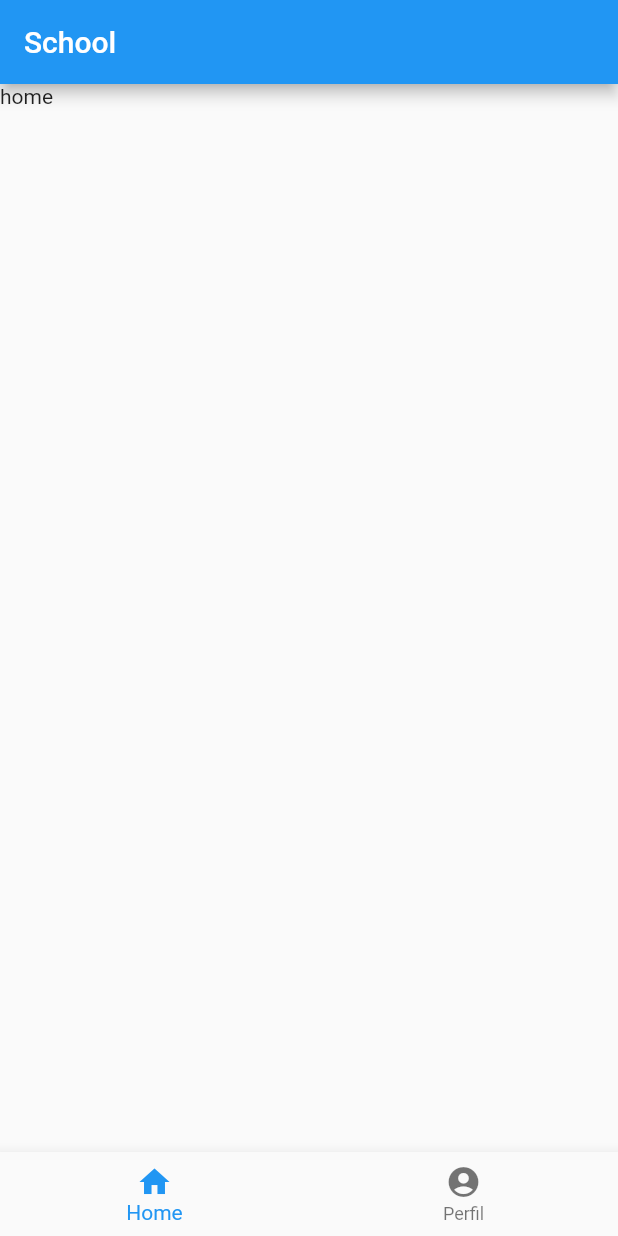
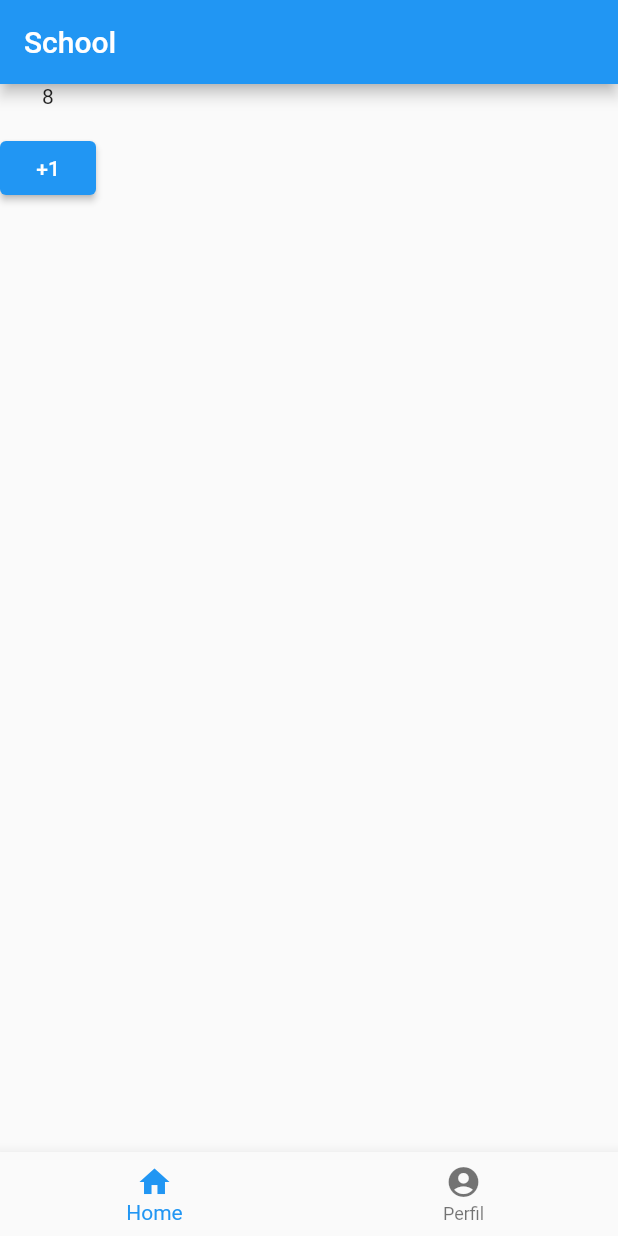
Before and after one commit to AndersonSantanaMjv/shcool, a Flutter app: the screen it shows after launch, on a phone screen of 412 x 824 dp. Run offline on Flutter 3.47's test engine with Material 2 defaults, Android fonts, the phone set to English and light mode, and no system bars.

Commit message:
commit dia 14 06

```diff
--- a/lib/app_widget.dart
+++ b/lib/app_widget.dart
@@ -1,8 +1,5 @@
 import 'package:flutter/material.dart';
 import 'package:shcool/pages/home/home_page.dart';
-
-import 'components/icon_button_compoment.dart';
-import 'components/spacer_component.dart';
 
 class MyApp extends StatelessWidget {
   const MyApp({super.key});
--- /dev/null
+++ b/lib/pages/home/abas/afazeres_tab.dart
@@ -0,0 +1,44 @@
+import 'dart:developer';
+
+import 'package:flutter/material.dart';
+import 'package:shcool/components/spacer_component.dart';
+
+class AfazeresTab extends StatefulWidget {
+  final int valorInicial;
+
+  const AfazeresTab({super.key, required this.valorInicial});
+
+  @override
+  State createState() => _AfazeresTab();
+}
+
+class _AfazeresTab extends State<AfazeresTab> {
+  late int acumulador;
+
+  void somarMaisUm() {
+    setState(() {
+      acumulador++;
+    });
+  }
+
+  @override
+  void initState() {
+    acumulador = widget.valorInicial;
+    super.initState();
+  }
+
+  @override
+  Widget build(BuildContext context) {
+    return Column(
+      children: [
+        Text('$acumulador'),
+        const SpacerComponent(),
+        ElevatedButton(
+            onPressed: () {
+              somarMaisUm();
+            },
+            child: const Text('+1')),
+      ],
+    );
+  }
+}
--- a/lib/pages/home/home_page.dart
+++ b/lib/pages/home/home_page.dart
@@ -1,4 +1,5 @@
 import 'package:flutter/material.dart';
+import 'package:shcool/pages/home/abas/afazeres_tab.dart';
 
 class HomePage extends StatelessWidget {
   const HomePage({super.key});
@@ -12,7 +13,7 @@ class HomePage extends StatelessWidget {
     ];
 
     final List<Widget> _conteudos = [
-      const Text('home'),
+      const AfazeresTab(valorInicial: 8),
       const Text('perfil'),
     ];
 
```
Also changed, not shown: lib/components/app_bar_component.dart (added, +10 -0 lines).
